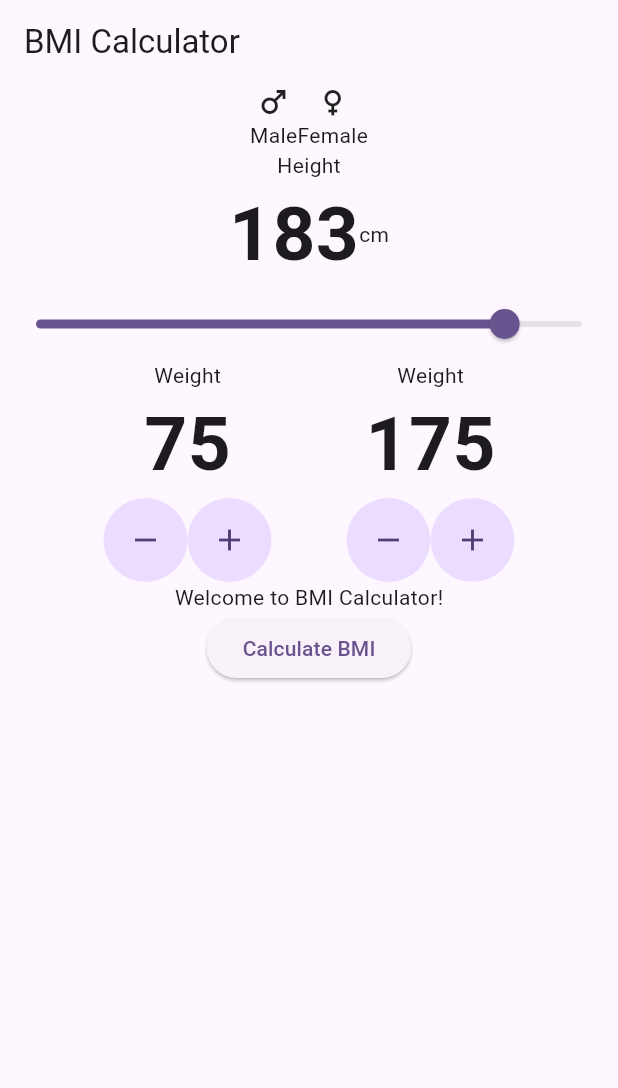
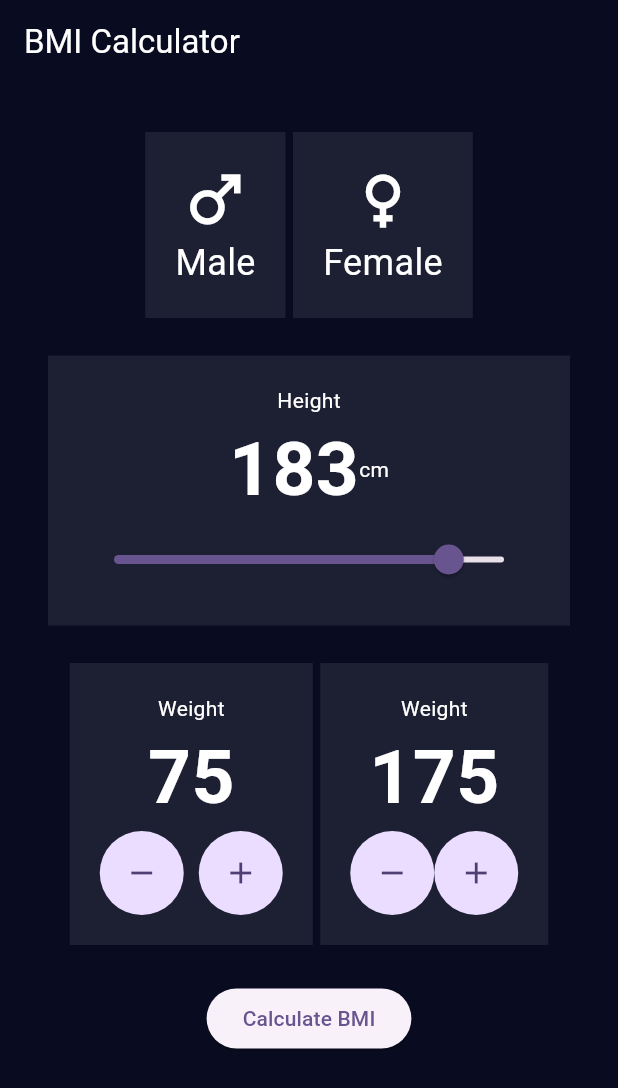
Before and after one commit to thamara2X1/BMI-Calculator, a Flutter app: the screen it shows after launch, on a phone screen of 412 x 824 dp. Shown: the top 1088 px of the screen. Run offline on Flutter 3.47's test engine with Material 3 defaults, Android fonts, the phone set to English and light mode, and no system bars.

Commit message:
2nd commit

```diff
--- a/lib/bmi_calculator.dart
+++ b/lib/bmi_calculator.dart
@@ -1,3 +1,4 @@
+import 'package:b_m_i_calculator/constants.dart';
 import 'package:flutter/material.dart';
 
 class BMICalculatorPage extends StatefulWidget {
@@ -11,8 +12,14 @@ class _BMICalculatorPageState extends State<BMICalculatorPage> {
   @override
   Widget build(BuildContext context) {
     return Scaffold(
-      appBar: AppBar(title: const Text('BMI Calculator')),
+      appBar: AppBar(
+        title: const Text('BMI Calculator'),
+        backgroundColor: kBackgroundColor,
+        foregroundColor: kActiveTextColor,
+      ),
+      backgroundColor: kBackgroundColor,
       body: Container(
+        padding: const EdgeInsets.all(32),
         // color: Colors.red,
         width: double.infinity,
         child: Column(
@@ -26,24 +33,70 @@ class _BMICalculatorPageState extends State<BMICalculatorPage> {
                   Row(
                     mainAxisAlignment: MainAxisAlignment.center,
                     children: [
-                      Column(children: [Icon(Icons.male), Text("Male")]),
-                      Column(children: [Icon(Icons.female), Text("Female")]),
+                      Container(
+                        padding: const EdgeInsets.all(20),
+                        color: Color(0xFF1D1F33),
+                        child: const Column(
+                          children: [
+                            Icon(Icons.male, size: 50, color: kActiveTextColor),
+                            Text(
+                              "Male",
+                              style: TextStyle(
+                                fontSize: 24,
+                                color: kActiveTextColor,
+                              ),
+                            ),
                           ],
                         ),
-                  Column(
+                      ),
+                      const SizedBox(width: 5),
+                      Container(
+                        padding: const EdgeInsets.all(20),
+                        color: Color(0xFF1D1F33),
+                        child: const Column(
                           children: [
-                      Text("Height"),
+                            Icon(
+                              Icons.female,
+                              size: 50,
+                              color: kActiveTextColor,
+                            ),
+                            Text(
+                              "Female",
+                              style: TextStyle(
+                                fontSize: 24,
+                                color: kActiveTextColor,
+                              ),
+                            ),
+                          ],
+                        ),
+                      ),
+                    ],
+                  ),
+                  SizedBox(height: 25),
+                  Container(
+                    color: kTileColor,
+                    padding: const EdgeInsets.all(20),
+                    child: Column(
+                      children: [
+                        const Text(
+                          "Height",
+                          style: TextStyle(color: kActiveTextColor),
+                        ),
                         Row(
                           mainAxisAlignment: MainAxisAlignment.center,
                           children: [
                             Text(
                               "183",
                               style: TextStyle(
+                                color: kActiveTextColor,
                                 fontSize: 50,
                                 fontWeight: FontWeight.bold,
                               ),
                             ),
-                          Text("cm"),
+                            Text(
+                              "cm",
+                              style: TextStyle(color: kActiveTextColor),
+                            ),
                           ],
                         ),
                         Slider(
@@ -54,15 +107,72 @@ class _BMICalculatorPageState extends State<BMICalculatorPage> {
                         ),
                       ],
                     ),
+                  ),
+                  SizedBox(height: 25),
                   Row(
                     mainAxisAlignment: MainAxisAlignment.center,
                     children: [
-                      Column(
+                      Container(
+                        color: kTileColor,
+                        padding: const EdgeInsets.all(20),
+                        child: Column(
                           children: [
-                          Text("Weight"),
+                            Text(
+                              "Weight",
+                              style: TextStyle(color: kActiveTextColor),
+                            ),
                             Text(
                               "75",
                               style: TextStyle(
+                                color: kActiveTextColor,
+                                fontSize: 50,
+                                fontWeight: FontWeight.bold,
+                              ),
+                            ),
+                            // Text("kg"),
+                            Row(
+                              mainAxisAlignment: MainAxisAlignment.center,
+                              children: [
+                                FloatingActionButton(
+                                  elevation: 0,
+                                  shape: ShapeBorder.lerp(
+                                    CircleBorder(),
+                                    CircleBorder(),
+                                    0.5,
+                                  ),
+                                  onPressed: () {},
+                                  child: Icon(Icons.remove),
+                                ),
+                                const SizedBox(width: 10),
+                                FloatingActionButton(
+                                  elevation: 0,
+                                  shape: ShapeBorder.lerp(
+                                    CircleBorder(),
+                                    CircleBorder(),
+                                    0.5,
+                                  ),
+                                  onPressed: () {},
+                                  child: Icon(Icons.add),
+                                ),
+                              ],
+                            ),
+                          ],
+                        ),
+                      ),
+                      SizedBox(width: 5),
+                      Container(
+                        color: kTileColor,
+                        padding: const EdgeInsets.all(20),
+                        child: Column(
+                          children: [
+                            Text(
+                              "Weight",
+                              style: TextStyle(color: kActiveTextColor),
+                            ),
+                            Text(
+                              "175",
+                              style: TextStyle(
+                                color: kActiveTextColor,
                                 fontSize: 50,
                                 fontWeight: FontWeight.bold,
                               ),
@@ -95,51 +205,13 @@ class _BMICalculatorPageState extends State<BMICalculatorPage> {
                             ),
                           ],
                         ),
-                      SizedBox(width: 50),
-                      Column(
-                        children: [
-                          Text("Weight"),
-                          Text(
-                            "175",
-                            style: TextStyle(
-                              fontSize: 50,
-                              fontWeight: FontWeight.bold,
-                            ),
-                          ),
-                          // Text("kg"),
-                          Row(
-                            mainAxisAlignment: MainAxisAlignment.center,
-                            children: [
-                              FloatingActionButton(
-                                elevation: 0,
-                                shape: ShapeBorder.lerp(
-                                  CircleBorder(),
-                                  CircleBorder(),
-                                  0.5,
-                                ),
-                                onPressed: () {},
-                                child: Icon(Icons.remove),
-                              ),
-                              FloatingActionButton(
-                                elevation: 0,
-                                shape: ShapeBorder.lerp(
-                                  CircleBorder(),
-                                  CircleBorder(),
-                                  0.5,
-                                ),
-                                onPressed: () {},
-                                child: Icon(Icons.add),
-                              ),
-                            ],
-                          ),
-                        ],
                       ),
                     ],
                   ),
                 ],
               ),
             ),
-            const Text('Welcome to BMI Calculator!'),
+            SizedBox(height: 25),
             ElevatedButton(
               onPressed: () {},
               child: const Text('Calculate BMI'),
--- /dev/null
+++ b/lib/constants.dart
@@ -0,0 +1,6 @@
+import 'package:flutter/material.dart';
+
+const kBackgroundColor = Color(0xFF090C20);
+const kTileColor = Color(0xFF1D1F33);
+const kActiveTextColor = Color(0xFFFFFFFF);
+const kInactiveTextColor = Color(0xFF8D8E98);
```
Lines whose indentation alone changed are shown as unchanged.
